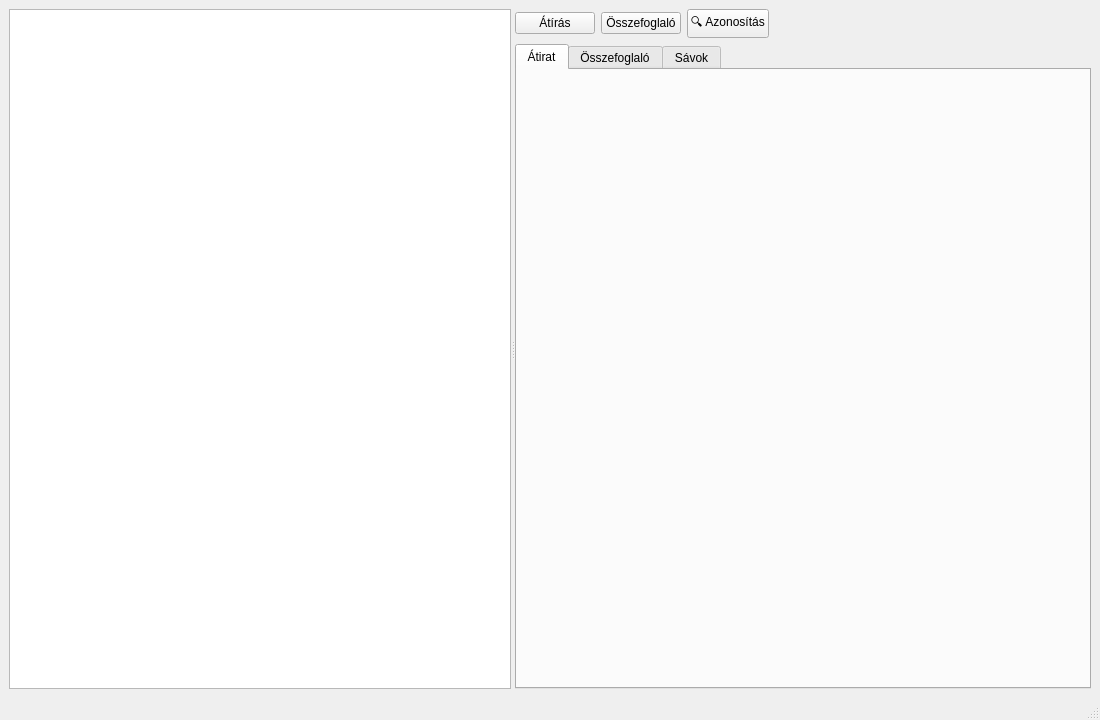
RemedIT-Hungary/Tanara, file gui/src/MainWindow.ui: the form before one commit.
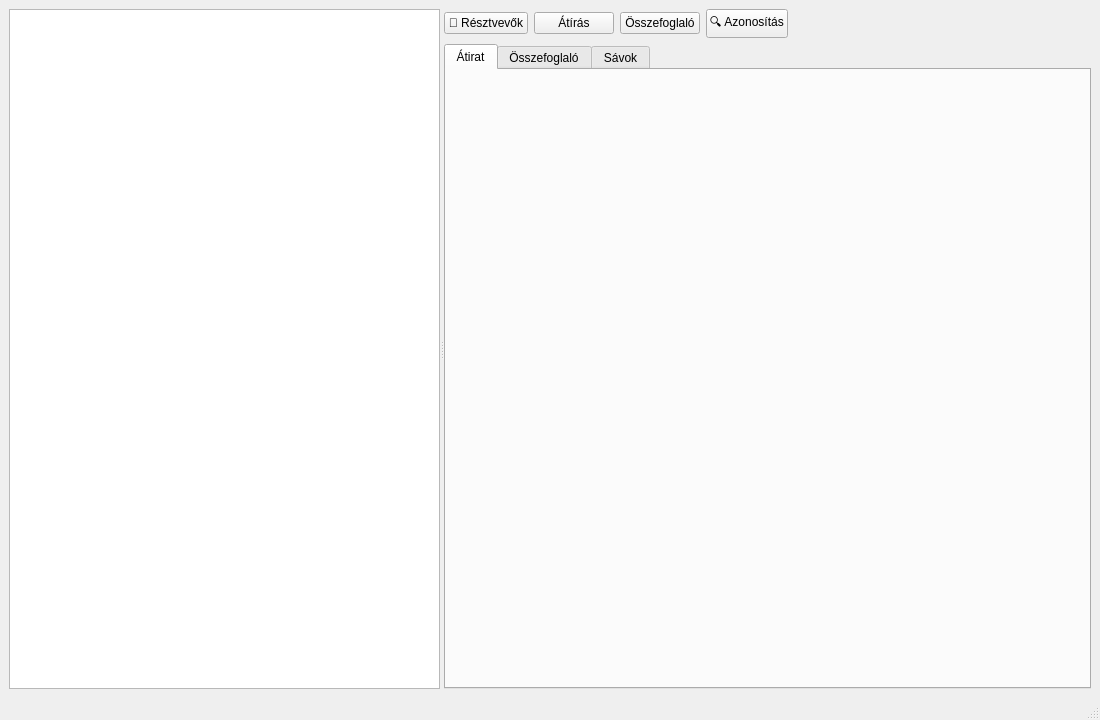
The form after the commit. Custom widgets are drawn as their Qt base class.

Commit message:
Résztvevő-azonosítás GUI: '👥 Résztvevők' gomb + ParticipantsDialog
Akció-sor (MainWindow.ui) új '👥 Résztvevők' gomb → ParticipantsDialog: a megnyitás
után lokálisan szkennel (identifyParticipants), sávonként listázza a felismert/ismeretlen
beszélőket (▶ meghallgatás + cosine %). Az ismeretlent/hibásat a combóban elnevezve
'Betanítás + bezárás' → enrollVoiceprintFromSample (csak az új/megváltozott neveket
tanítja). A primed DB miatt az utána futtatott Átírás+Azonosítás már nevekkel jön.

What changed in the file:
```diff
--- a/gui/src/MainWindow.ui
+++ b/gui/src/MainWindow.ui
@@ -25,6 +25,11 @@
        <layout class="QVBoxLayout" name="rightLayout">
         <item>
          <layout class="QHBoxLayout" name="actionRow">
+          <item>
+           <widget class="QPushButton" name="participantsBtn">
+            <property name="text"><string>👥 Résztvevők</string></property>
+           </widget>
+          </item>
           <item>
            <widget class="QPushButton" name="transcribeBtn">
             <property name="text"><string>Átírás</string></property>
```
The commit also changes 4 other files.
